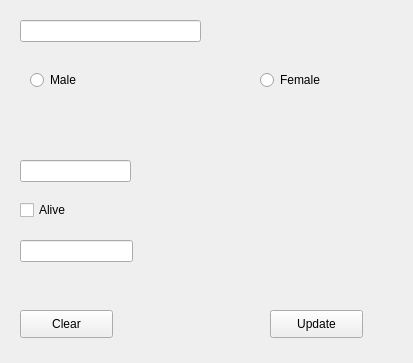
Old version of the form Verkefni_vika3/editperson.ui in the repository evas14/Hopur_48.
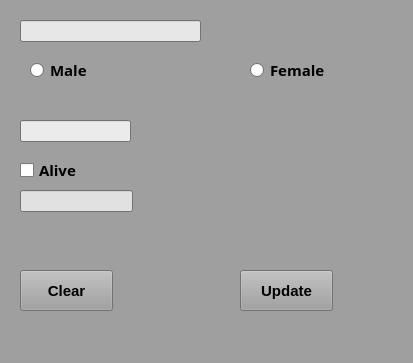
New version of the form.

Patch:
```diff
--- a/Verkefni_vika3/editperson.ui
+++ b/Verkefni_vika3/editperson.ui
@@ -10,6 +10,421 @@
     <height>363</height>
    </rect>
   </property>
+  <property name="palette">
+   <palette>
+    <active>
+     <colorrole role="WindowText">
+      <brush brushstyle="SolidPattern">
+       <color alpha="255">
+        <red>0</red>
+        <green>0</green>
+        <blue>0</blue>
+       </color>
+      </brush>
+     </colorrole>
+     <colorrole role="Button">
+      <brush brushstyle="SolidPattern">
+       <color alpha="255">
+        <red>159</red>
+        <green>159</green>
+        <blue>159</blue>
+       </color>
+      </brush>
+     </colorrole>
+     <colorrole role="Light">
+      <brush brushstyle="SolidPattern">
+       <color alpha="255">
+        <red>239</red>
+        <green>239</green>
+        <blue>239</blue>
+       </color>
+      </brush>
+     </colorrole>
+     <colorrole role="Midlight">
+      <brush brushstyle="SolidPattern">
+       <color alpha="255">
+        <red>199</red>
+        <green>199</green>
+        <blue>199</blue>
+       </color>
+      </brush>
+     </colorrole>
+     <colorrole role="Dark">
+      <brush brushstyle="SolidPattern">
+       <color alpha="255">
+        <red>79</red>
+        <green>79</green>
+        <blue>79</blue>
+       </color>
+      </brush>
+     </colorrole>
+     <colorrole role="Mid">
+      <brush brushstyle="SolidPattern">
+       <color alpha="255">
+        <red>106</red>
+        <green>106</green>
+        <blue>106</blue>
+       </color>
+      </brush>
+     </colorrole>
+     <colorrole role="Text">
+      <brush brushstyle="SolidPattern">
+       <color alpha="255">
+        <red>0</red>
+        <green>0</green>
+        <blue>0</blue>
+       </color>
+      </brush>
+     </colorrole>
+     <colorrole role="BrightText">
+      <brush brushstyle="SolidPattern">
+       <color alpha="255">
+        <red>255</red>
+        <green>255</green>
+        <blue>255</blue>
+       </color>
+      </brush>
+     </colorrole>
+     <colorrole role="ButtonText">
+      <brush brushstyle="SolidPattern">
+       <color alpha="255">
+        <red>0</red>
+        <green>0</green>
+        <blue>0</blue>
+       </color>
+      </brush>
+     </colorrole>
+     <colorrole role="Base">
+      <brush brushstyle="SolidPattern">
+       <color alpha="255">
+        <red>255</red>
+        <green>255</green>
+        <blue>255</blue>
+       </color>
+      </brush>
+     </colorrole>
+     <colorrole role="Window">
+      <brush brushstyle="SolidPattern">
+       <color alpha="255">
+        <red>159</red>
+        <green>159</green>
+        <blue>159</blue>
+       </color>
+      </brush>
+     </colorrole>
+     <colorrole role="Shadow">
+      <brush brushstyle="SolidPattern">
+       <color alpha="255">
+        <red>0</red>
+        <green>0</green>
+        <blue>0</blue>
+       </color>
+      </brush>
+     </colorrole>
+     <colorrole role="AlternateBase">
+      <brush brushstyle="SolidPattern">
+       <color alpha="255">
+        <red>207</red>
+        <green>207</green>
+        <blue>207</blue>
+       </color>
+      </brush>
+     </colorrole>
+     <colorrole role="ToolTipBase">
+      <brush brushstyle="SolidPattern">
+       <color alpha="255">
+        <red>255</red>
+        <green>255</green>
+        <blue>220</blue>
+       </color>
+      </brush>
+     </colorrole>
+     <colorrole role="ToolTipText">
+      <brush brushstyle="SolidPattern">
+       <color alpha="255">
+        <red>0</red>
+        <green>0</green>
+        <blue>0</blue>
+       </color>
+      </brush>
+     </colorrole>
+    </active>
+    <inactive>
+     <colorrole role="WindowText">
+      <brush brushstyle="SolidPattern">
+       <color alpha="255">
+        <red>0</red>
+        <green>0</green>
+        <blue>0</blue>
+       </color>
+      </brush>
+     </colorrole>
+     <colorrole role="Button">
+      <brush brushstyle="SolidPattern">
+       <color alpha="255">
+        <red>159</red>
+        <green>159</green>
+        <blue>159</blue>
+       </color>
+      </brush>
+     </colorrole>
+     <colorrole role="Light">
+      <brush brushstyle="SolidPattern">
+       <color alpha="255">
+        <red>239</red>
+        <green>239</green>
+        <blue>239</blue>
+       </color>
+      </brush>
+     </colorrole>
+     <colorrole role="Midlight">
+      <brush brushstyle="SolidPattern">
+       <color alpha="255">
+        <red>199</red>
+        <green>199</green>
+        <blue>199</blue>
+       </color>
+      </brush>
+     </colorrole>
+     <colorrole role="Dark">
+      <brush brushstyle="SolidPattern">
+       <color alpha="255">
+        <red>79</red>
+        <green>79</green>
+        <blue>79</blue>
+       </color>
+      </brush>
+     </colorrole>
+     <colorrole role="Mid">
+      <brush brushstyle="SolidPattern">
+       <color alpha="255">
+        <red>106</red>
+        <green>106</green>
+        <blue>106</blue>
+       </color>
+      </brush>
+     </colorrole>
+     <colorrole role="Text">
+      <brush brushstyle="SolidPattern">
+       <color alpha="255">
+        <red>0</red>
+        <green>0</green>
+        <blue>0</blue>
+       </color>
+      </brush>
+     </colorrole>
+     <colorrole role="BrightText">
+      <brush brushstyle="SolidPattern">
+       <color alpha="255">
+        <red>255</red>
+        <green>255</green>
+        <blue>255</blue>
+       </color>
+      </brush>
+     </colorrole>
+     <colorrole role="ButtonText">
+      <brush brushstyle="SolidPattern">
+       <color alpha="255">
+        <red>0</red>
+        <green>0</green>
+        <blue>0</blue>
+       </color>
+      </brush>
+     </colorrole>
+     <colorrole role="Base">
+      <brush brushstyle="SolidPattern">
+       <color alpha="255">
+        <red>255</red>
+        <green>255</green>
+        <blue>255</blue>
+       </color>
+      </brush>
+     </colorrole>
+     <colorrole role="Window">
+      <brush brushstyle="SolidPattern">
+       <color alpha="255">
+        <red>159</red>
+        <green>159</green>
+        <blue>159</blue>
+       </color>
+      </brush>
+     </colorrole>
+     <colorrole role="Shadow">
+      <brush brushstyle="SolidPattern">
+       <color alpha="255">
+        <red>0</red>
+        <green>0</green>
+        <blue>0</blue>
+       </color>
+      </brush>
+     </colorrole>
+     <colorrole role="AlternateBase">
+      <brush brushstyle="SolidPattern">
+       <color alpha="255">
+        <red>207</red>
+        <green>207</green>
+        <blue>207</blue>
+       </color>
+      </brush>
+     </colorrole>
+     <colorrole role="ToolTipBase">
+      <brush brushstyle="SolidPattern">
+       <color alpha="255">
+        <red>255</red>
+        <green>255</green>
+        <blue>220</blue>
+       </color>
+      </brush>
+     </colorrole>
+     <colorrole role="ToolTipText">
+      <brush brushstyle="SolidPattern">
+       <color alpha="255">
+        <red>0</red>
+        <green>0</green>
+        <blue>0</blue>
+       </color>
+      </brush>
+     </colorrole>
+    </inactive>
+    <disabled>
+     <colorrole role="WindowText">
+      <brush brushstyle="SolidPattern">
+       <color alpha="255">
+        <red>79</red>
+        <green>79</green>
+        <blue>79</blue>
+       </color>
+      </brush>
+     </colorrole>
+     <colorrole role="Button">
+      <brush brushstyle="SolidPattern">
+       <color alpha="255">
+        <red>159</red>
+        <green>159</green>
+        <blue>159</blue>
+       </color>
+      </brush>
+     </colorrole>
+     <colorrole role="Light">
+      <brush brushstyle="SolidPattern">
+       <color alpha="255">
+        <red>239</red>
+        <green>239</green>
+        <blue>239</blue>
+       </color>
+      </brush>
+     </colorrole>
+     <colorrole role="Midlight">
+      <brush brushstyle="SolidPattern">
+       <color alpha="255">
+        <red>199</red>
+        <green>199</green>
+        <blue>199</blue>
+       </color>
+      </brush>
+     </colorrole>
+     <colorrole role="Dark">
+      <brush brushstyle="SolidPattern">
+       <color alpha="255">
+        <red>79</red>
+        <green>79</green>
+        <blue>79</blue>
+       </color>
+      </brush>
+     </colorrole>
+     <colorrole role="Mid">
+      <brush brushstyle="SolidPattern">
+       <color alpha="255">
+        <red>106</red>
+        <green>106</green>
+        <blue>106</blue>
+       </color>
+      </brush>
+     </colorrole>
+     <colorrole role="Text">
+      <brush brushstyle="SolidPattern">
+       <color alpha="255">
+        <red>79</red>
+        <green>79</green>
+        <blue>79</blue>
+       </color>
+      </brush>
+     </colorrole>
+     <colorrole role="BrightText">
+      <brush brushstyle="SolidPattern">
+       <color alpha="255">
+        <red>255</red>
+        <green>255</green>
+        <blue>255</blue>
+       </color>
+      </brush>
+     </colorrole>
+     <colorrole role="ButtonText">
+      <brush brushstyle="SolidPattern">
+       <color alpha="255">
+        <red>79</red>
+        <green>79</green>
+        <blue>79</blue>
+       </color>
+      </brush>
+     </colorrole>
+     <colorrole role="Base">
+      <brush brushstyle="SolidPattern">
+       <color alpha="255">
+        <red>159</red>
+        <green>159</green>
+        <blue>159</blue>
+       </color>
+      </brush>
+     </colorrole>
+     <colorrole role="Window">
+      <brush brushstyle="SolidPattern">
+       <color alpha="255">
+        <red>159</red>
+        <green>159</green>
+        <blue>159</blue>
+       </color>
+      </brush>
+     </colorrole>
+     <colorrole role="Shadow">
+      <brush brushstyle="SolidPattern">
+       <color alpha="255">
+        <red>0</red>
+        <green>0</green>
+        <blue>0</blue>
+       </color>
+      </brush>
+     </colorrole>
+     <colorrole role="AlternateBase">
+      <brush brushstyle="SolidPattern">
+       <color alpha="255">
+        <red>159</red>
+        <green>159</green>
+        <blue>159</blue>
+       </color>
+      </brush>
+     </colorrole>
+     <colorrole role="ToolTipBase">
+      <brush brushstyle="SolidPattern">
+       <color alpha="255">
+        <red>255</red>
+        <green>255</green>
+        <blue>220</blue>
+       </color>
+      </brush>
+     </colorrole>
+     <colorrole role="ToolTipText">
+      <brush brushstyle="SolidPattern">
+       <color alpha="255">
+        <red>0</red>
+        <green>0</green>
+        <blue>0</blue>
+       </color>
+      </brush>
+     </colorrole>
+    </disabled>
+   </palette>
+  </property>
   <property name="windowTitle">
    <string>Form</string>
   </property>
@@ -22,36 +437,155 @@
      <height>22</height>
     </rect>
    </property>
+   <property name="palette">
+    <palette>
+     <active>
+      <colorrole role="Base">
+       <brush brushstyle="SolidPattern">
+        <color alpha="255">
+         <red>231</red>
+         <green>231</green>
+         <blue>231</blue>
+        </color>
+       </brush>
+      </colorrole>
+     </active>
+     <inactive>
+      <colorrole role="Base">
+       <brush brushstyle="SolidPattern">
+        <color alpha="255">
+         <red>231</red>
+         <green>231</green>
+         <blue>231</blue>
+        </color>
+       </brush>
+      </colorrole>
+     </inactive>
+     <disabled>
+      <colorrole role="Base">
+       <brush brushstyle="SolidPattern">
+        <color alpha="255">
+         <red>131</red>
+         <green>131</green>
+         <blue>131</blue>
+        </color>
+       </brush>
+      </colorrole>
+     </disabled>
+    </palette>
+   </property>
   </widget>
   <widget class="QLineEdit" name="lineEditPersonYearOfBirth">
    <property name="geometry">
     <rect>
      <x>20</x>
-     <y>160</y>
+     <y>120</y>
      <width>111</width>
      <height>22</height>
     </rect>
    </property>
+   <property name="palette">
+    <palette>
+     <active>
+      <colorrole role="Base">
+       <brush brushstyle="SolidPattern">
+        <color alpha="255">
+         <red>235</red>
+         <green>235</green>
+         <blue>235</blue>
+        </color>
+       </brush>
+      </colorrole>
+     </active>
+     <inactive>
+      <colorrole role="Base">
+       <brush brushstyle="SolidPattern">
+        <color alpha="255">
+         <red>235</red>
+         <green>235</green>
+         <blue>235</blue>
+        </color>
+       </brush>
+      </colorrole>
+     </inactive>
+     <disabled>
+      <colorrole role="Base">
+       <brush brushstyle="SolidPattern">
+        <color alpha="255">
+         <red>131</red>
+         <green>131</green>
+         <blue>131</blue>
+        </color>
+       </brush>
+      </colorrole>
+     </disabled>
+    </palette>
+   </property>
   </widget>
   <widget class="QLineEdit" name="lineEditPersonYearOfDeath">
    <property name="geometry">
     <rect>
      <x>20</x>
-     <y>240</y>
+     <y>190</y>
      <width>113</width>
      <height>22</height>
     </rect>
    </property>
+   <property name="palette">
+    <palette>
+     <active>
+      <colorrole role="Base">
+       <brush brushstyle="SolidPattern">
+        <color alpha="255">
+         <red>225</red>
+         <green>225</green>
+         <blue>225</blue>
+        </color>
+       </brush>
+      </colorrole>
+     </active>
+     <inactive>
+      <colorrole role="Base">
+       <brush brushstyle="SolidPattern">
+        <color alpha="255">
+         <red>225</red>
+         <green>225</green>
+         <blue>225</blue>
+        </color>
+       </brush>
+      </colorrole>
+     </inactive>
+     <disabled>
+      <colorrole role="Base">
+       <brush brushstyle="SolidPattern">
+        <color alpha="255">
+         <red>131</red>
+         <green>131</green>
+         <blue>131</blue>
+        </color>
+       </brush>
+      </colorrole>
+     </disabled>
+    </palette>
+   </property>
   </widget>
   <widget class="QCheckBox" name="checkBoxPersonAlive">
    <property name="geometry">
     <rect>
      <x>20</x>
-     <y>200</y>
+     <y>160</y>
      <width>81</width>
      <height>20</height>
     </rect>
    </property>
+   <property name="font">
+    <font>
+     <family>Tw Cen MT</family>
+     <pointsize>11</pointsize>
+     <weight>75</weight>
+     <bold>true</bold>
+    </font>
+   </property>
    <property name="text">
     <string>Alive</string>
    </property>
@@ -60,11 +594,19 @@
    <property name="geometry">
     <rect>
      <x>30</x>
-     <y>70</y>
+     <y>60</y>
      <width>95</width>
      <height>20</height>
     </rect>
    </property>
+   <property name="font">
+    <font>
+     <family>Tw Cen MT</family>
+     <pointsize>11</pointsize>
+     <weight>75</weight>
+     <bold>true</bold>
+    </font>
+   </property>
    <property name="text">
     <string>Male</string>
    </property>
@@ -72,12 +614,20 @@
   <widget class="QRadioButton" name="radioButtonPersonGenderFemale">
    <property name="geometry">
     <rect>
-     <x>260</x>
-     <y>70</y>
+     <x>250</x>
+     <y>60</y>
      <width>95</width>
      <height>20</height>
     </rect>
    </property>
+   <property name="font">
+    <font>
+     <family>Tw Cen MT</family>
+     <pointsize>11</pointsize>
+     <weight>75</weight>
+     <bold>true</bold>
+    </font>
+   </property>
    <property name="text">
     <string>Female</string>
    </property>
@@ -86,27 +636,281 @@
    <property name="geometry">
     <rect>
      <x>20</x>
-     <y>310</y>
+     <y>270</y>
      <width>93</width>
-     <height>28</height>
+     <height>41</height>
     </rect>
    </property>
+   <property name="font">
+    <font>
+     <family>Segoe UI</family>
+     <pointsize>11</pointsize>
+     <weight>75</weight>
+     <bold>true</bold>
+    </font>
+   </property>
    <property name="text">
     <string>Clear</string>
    </property>
+   <property name="iconSize">
+    <size>
+     <width>0</width>
+     <height>0</height>
+    </size>
+   </property>
   </widget>
   <widget class="QPushButton" name="pushButtonPersonUpdate">
    <property name="geometry">
     <rect>
-     <x>270</x>
-     <y>310</y>
+     <x>240</x>
+     <y>270</y>
      <width>93</width>
-     <height>28</height>
+     <height>41</height>
     </rect>
    </property>
+   <property name="palette">
+    <palette>
+     <active>
+      <colorrole role="Light">
+       <brush brushstyle="SolidPattern">
+        <color alpha="255">
+         <red>125</red>
+         <green>125</green>
+         <blue>125</blue>
+        </color>
+       </brush>
+      </colorrole>
+      <colorrole role="BrightText">
+       <brush brushstyle="SolidPattern">
+        <color alpha="255">
+         <red>2</red>
+         <green>2</green>
+         <blue>2</blue>
+        </color>
+       </brush>
+      </colorrole>
+      <colorrole role="Highlight">
+       <brush brushstyle="SolidPattern">
+        <color alpha="255">
+         <red>0</red>
+         <green>0</green>
+         <blue>0</blue>
+        </color>
+       </brush>
+      </colorrole>
+      <colorrole role="HighlightedText">
+       <brush brushstyle="SolidPattern">
+        <color alpha="255">
+         <red>131</red>
+         <green>131</green>
+         <blue>131</blue>
+        </color>
+       </brush>
+      </colorrole>
+      <colorrole role="Link">
+       <brush brushstyle="SolidPattern">
+        <color alpha="255">
+         <red>129</red>
+         <green>129</green>
+         <blue>129</blue>
+        </color>
+       </brush>
+      </colorrole>
+      <colorrole role="LinkVisited">
+       <brush brushstyle="SolidPattern">
+        <color alpha="255">
+         <red>115</red>
+         <green>115</green>
+         <blue>115</blue>
+        </color>
+       </brush>
+      </colorrole>
+      <colorrole role="AlternateBase">
+       <brush brushstyle="SolidPattern">
+        <color alpha="255">
+         <red>130</red>
+         <green>130</green>
+         <blue>130</blue>
+        </color>
+       </brush>
+      </colorrole>
+      <colorrole role="ToolTipBase">
+       <brush brushstyle="SolidPattern">
+        <color alpha="255">
+         <red>131</red>
+         <green>131</green>
+         <blue>113</blue>
+        </color>
+       </brush>
+      </colorrole>
+     </active>
+     <inactive>
+      <colorrole role="Light">
+       <brush brushstyle="SolidPattern">
+        <color alpha="255">
+         <red>125</red>
+         <green>125</green>
+         <blue>125</blue>
+        </color>
+       </brush>
+      </colorrole>
+      <colorrole role="BrightText">
+       <brush brushstyle="SolidPattern">
+        <color alpha="255">
+         <red>2</red>
+         <green>2</green>
+         <blue>2</blue>
+        </color>
+       </brush>
+      </colorrole>
+      <colorrole role="Highlight">
+       <brush brushstyle="SolidPattern">
+        <color alpha="255">
+         <red>0</red>
+         <green>0</green>
+         <blue>0</blue>
+        </color>
+       </brush>
+      </colorrole>
+      <colorrole role="HighlightedText">
+       <brush brushstyle="SolidPattern">
+        <color alpha="255">
+         <red>131</red>
+         <green>131</green>
+         <blue>131</blue>
+        </color>
+       </brush>
+      </colorrole>
+      <colorrole role="Link">
+       <brush brushstyle="SolidPattern">
+        <color alpha="255">
+         <red>129</red>
+         <green>129</green>
+         <blue>129</blue>
+        </color>
+       </brush>
+      </colorrole>
+      <colorrole role="LinkVisited">
+       <brush brushstyle="SolidPattern">
+        <color alpha="255">
+         <red>115</red>
+         <green>115</green>
+         <blue>115</blue>
+        </color>
+       </brush>
+      </colorrole>
+      <colorrole role="AlternateBase">
+       <brush brushstyle="SolidPattern">
+        <color alpha="255">
+         <red>130</red>
+         <green>130</green>
+         <blue>130</blue>
+        </color>
+       </brush>
+      </colorrole>
+      <colorrole role="ToolTipBase">
+       <brush brushstyle="SolidPattern">
+        <color alpha="255">
+         <red>131</red>
+         <green>131</green>
+         <blue>113</blue>
+        </color>
+       </brush>
+      </colorrole>
+     </inactive>
+     <disabled>
+      <colorrole role="Light">
+       <brush brushstyle="SolidPattern">
+        <color alpha="255">
+         <red>125</red>
+         <green>125</green>
+         <blue>125</blue>
+        </color>
+       </brush>
+      </colorrole>
+      <colorrole role="BrightText">
+       <brush brushstyle="SolidPattern">
+        <color alpha="255">
+         <red>2</red>
+         <green>2</green>
+         <blue>2</blue>
+        </color>
+       </brush>
+      </colorrole>
+      <colorrole role="Highlight">
+       <brush brushstyle="SolidPattern">
+        <color alpha="255">
+         <red>51</red>
+         <green>153</green>
+         <blue>255</blue>
+        </color>
+       </brush>
+      </colorrole>
+      <colorrole role="HighlightedText">
+       <brush brushstyle="SolidPattern">
+        <color alpha="255">
+         <red>131</red>
+         <green>131</green>
+         <blue>131</blue>
+        </color>
+       </brush>
+      </colorrole>
+      <colorrole role="Link">
+       <brush brushstyle="SolidPattern">
+        <color alpha="255">
+         <red>129</red>
+         <green>129</green>
+         <blue>129</blue>
+        </color>
+       </brush>
+      </colorrole>
+      <colorrole role="LinkVisited">
+       <brush brushstyle="SolidPattern">
+        <color alpha="255">
+         <red>115</red>
+         <green>115</green>
+         <blue>115</blue>
+        </color>
+       </brush>
+      </colorrole>
+      <colorrole role="AlternateBase">
+       <brush brushstyle="SolidPattern">
+        <color alpha="255">
+         <red>130</red>
+         <green>130</green>
+         <blue>130</blue>
+        </color>
+       </brush>
+      </colorrole>
+      <colorrole role="ToolTipBase">
+       <brush brushstyle="SolidPattern">
+        <color alpha="255">
+         <red>131</red>
+         <green>131</green>
+         <blue>113</blue>
+        </color>
+       </brush>
+      </colorrole>
+     </disabled>
+    </palette>
+   </property>
+   <property name="font">
+    <font>
+     <family>Segoe UI</family>
+     <pointsize>11</pointsize>
+     <weight>75</weight>
+     <bold>true</bold>
+    </font>
+   </property>
    <property name="text">
     <string>Update</string>
    </property>
+   <property name="iconSize">
+    <size>
+     <width>0</width>
+     <height>0</height>
+    </size>
+   </property>
   </widget>
  </widget>
  <resources/>
```
